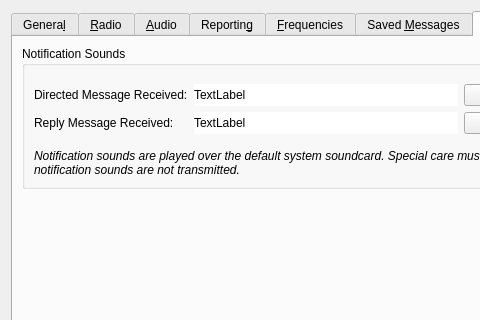
The window that Configuration.ui (qcmiao1998/js8call) describes before a commit, drawn with Qt 5; both pictures show x 0 to 480 and y 0 to 320 of the 750 by 735 pixel window.
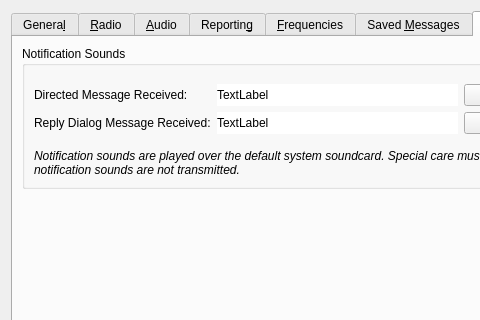
The same window after the commit. The open tabs and pages were chosen to show the change.

Commit message: Fixed label for relay dialog message notifications

Diff of the .ui file:
```diff
--- a/Configuration.ui
+++ b/Configuration.ui
@@ -2565,7 +2565,7 @@
              <item row="1" column="0">
               <widget class="QLabel" name="sound_am_path_label">
                <property name="text">
-                <string>Reply Message Received:</string>
+                <string>Reply Dialog Message Received:</string>
                </property>
                <property name="buddy">
                 <cstring>azel_path_select_push_button</cstring>
```
